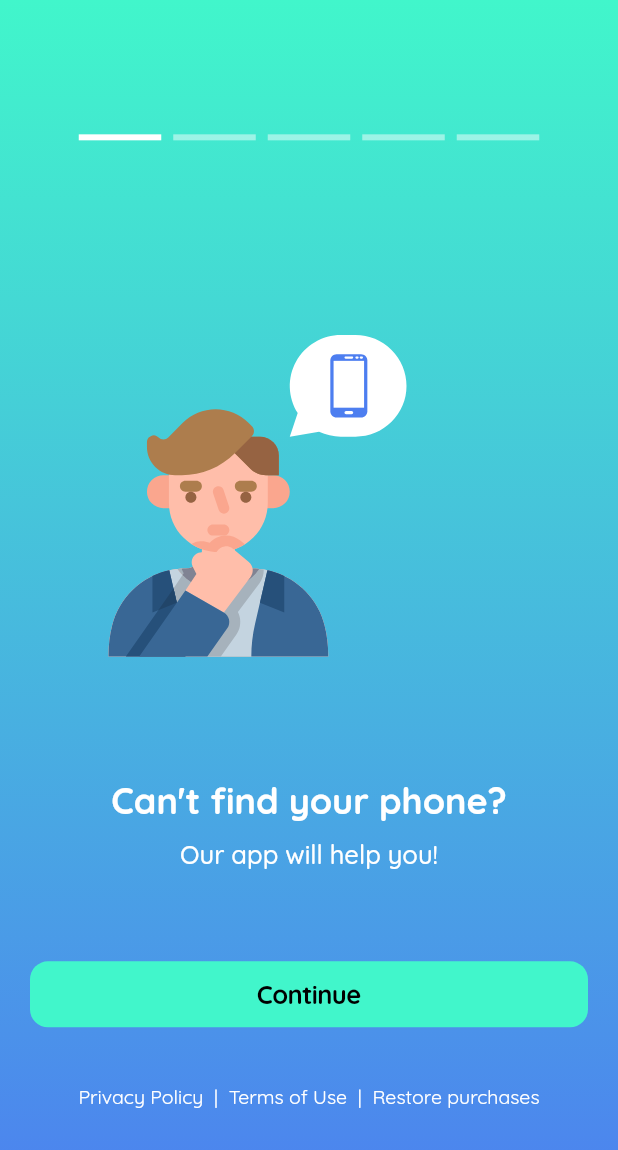
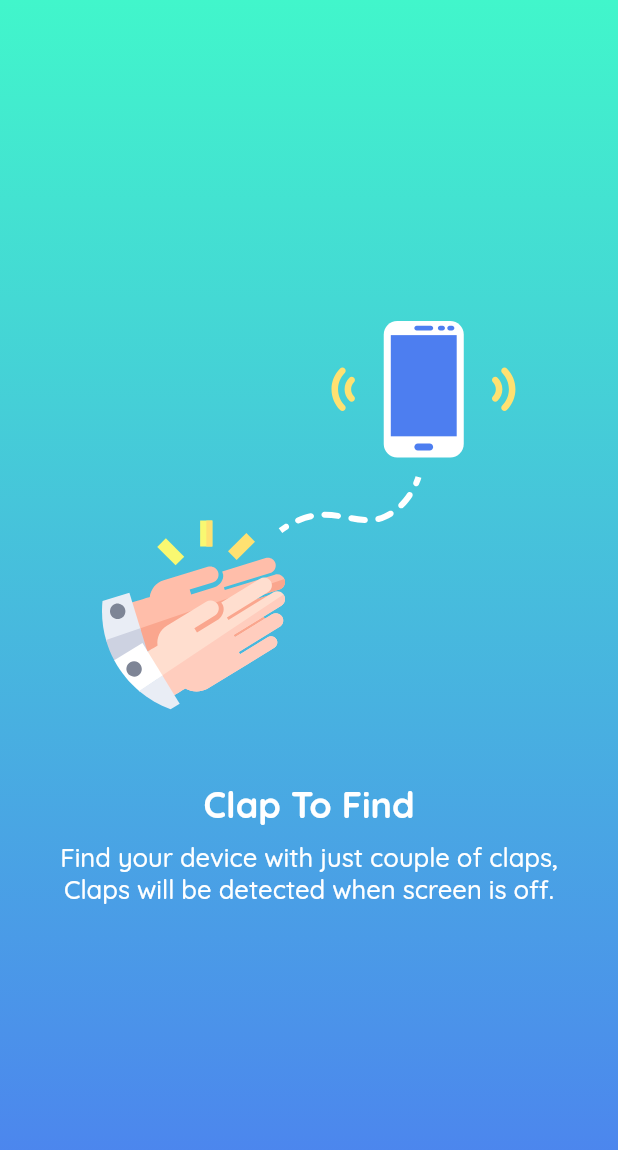
Before and after one commit to TimurKarev/clap_app, a Flutter app: the screen it shows after launch, on a phone screen of 412 x 824 dp. Shown: the top 1150 px of the screen. Run offline on Flutter 3.47's test engine with Material 2 defaults, Android fonts, the phone set to English and light mode, and no system bars; drawn by our look-alikes of smooth_page_indicator; our stand-ins replace flutter_svg, get, get_storage, google_fonts, rating_dialog; missing offline and left inert: flutter_ringtone_player.

Commit message:
settings screen

```diff
--- a/lib/main.dart
+++ b/lib/main.dart
@@ -1,8 +1,11 @@
 import 'package:clap_app/pages/common_widgets/background_widget.dart';
 import 'package:clap_app/pages/splash/spash_screen.dart';
 import 'package:flutter/material.dart';
+import 'package:get/get.dart';
+import 'package:get_storage/get_storage.dart';
 
-void main() {
+void main() async {
+  await GetStorage.init();
   runApp(const MyApp());
 }
 
@@ -11,7 +14,7 @@ class MyApp extends StatelessWidget {
 
   @override
   Widget build(BuildContext context) {
-    return MaterialApp(
+    return GetMaterialApp(
       title: 'Flutter Demo',
       theme: ThemeData(
         primarySwatch: Colors.blue,
--- a/lib/pages/onboarding/widgets/onboard_text_widget.dart
+++ b/lib/pages/common_widgets/text_widget.dart
@@ -1,16 +1,15 @@
 import 'package:flutter/cupertino.dart';
 import 'package:flutter/material.dart';
-import 'package:flutter_svg/flutter_svg.dart';
 import 'package:rating_dialog/rating_dialog.dart';
 
-import '../../styles.dart';
+import '../styles.dart';
 
-class OnBoardTextWidget extends StatelessWidget {
+class TextWidget extends StatelessWidget {
   final String header;
   final String text;
   final bool tapable;
 
-  const OnBoardTextWidget({
+  const TextWidget({
     Key? key,
     required this.header,
     required this.text,
--- a/lib/pages/onboarding/on_board_page.dart
+++ b/lib/pages/onboarding/on_board_page.dart
@@ -1,8 +1,10 @@
+import 'package:clap_app/pages/settings/settings_page.dart';
 import 'package:flutter/material.dart';
+import 'package:get/get.dart';
 import 'package:smooth_page_indicator/smooth_page_indicator.dart';
 import '../styles.dart';
 import 'widgets/on_board_template.dart';
-import 'widgets/onboard_text_widget.dart';
+import '../common_widgets/text_widget.dart';
 
 class OnBoardPage extends StatefulWidget {
   OnBoardPage({Key? key}) : super(key: key);
@@ -38,11 +40,11 @@ class _OnBoardPageState extends State<OnBoardPage> {
   ];
 
   static final List<Widget> _widgets = [
-    OnBoardTextWidget(header: _titles[0], text: _text[0]),
-    OnBoardTextWidget(header: _titles[1], text: _text[1], tapable: true),
-    OnBoardTextWidget(header: _titles[2], text: _text[2]),
-    OnBoardTextWidget(header: _titles[3], text: _text[3]),
-    OnBoardTextWidget(header: _titles[4], text: _text[4]),
+    TextWidget(header: _titles[0], text: _text[0]),
+    TextWidget(header: _titles[1], text: _text[1], tapable: true),
+    TextWidget(header: _titles[2], text: _text[2]),
+    TextWidget(header: _titles[3], text: _text[3]),
+    TextWidget(header: _titles[4], text: _text[4]),
   ];
 
   final Curve curve = Curves.easeInOut;
@@ -110,6 +112,7 @@ class _OnBoardPageState extends State<OnBoardPage> {
                   //         //TODO: Fix landing logic HomeFullPage - is not the best solution
                   //         const HomeFullPage()),
                   //         (Route<dynamic> route) => false);
+                  Get.off(const SettingsPage());
                 },
               ),
             ],
--- /dev/null
+++ b/lib/pages/settings/settings_page.dart
@@ -0,0 +1,43 @@
+import 'package:clap_app/pages/common_widgets/background_widget.dart';
+import 'package:clap_app/pages/common_widgets/text_widget.dart';
+import 'package:flutter/material.dart';
+import 'package:flutter_ringtone_player/flutter_ringtone_player.dart';
+import 'package:flutter_svg/svg.dart';
+
+class SettingsPage extends StatefulWidget {
+  const SettingsPage({Key? key}) : super(key: key);
+
+  @override
+  _SettingsPageState createState() => _SettingsPageState();
+}
+
+class _SettingsPageState extends State<SettingsPage> {
+  @override
+  Widget build(BuildContext context) {
+    FlutterRingtonePlayer.playNotification();
+    return Scaffold(
+      body: Stack(
+        children: [
+          const BackgroundWidget(),
+          Column(
+            mainAxisAlignment: MainAxisAlignment.center,
+            children: [
+              SvgPicture.asset("assets/images/clap_phone.svg"),
+              const Padding(
+                padding: EdgeInsets.symmetric(
+                  horizontal: 30.0,
+                  vertical: 25.0,
+                ),
+                child: TextWidget(
+                  header: 'Clap To Find',
+                  text: 'Find your device with just couple of claps,'
+                      ' Claps will be detected when screen is off.',
+                ),
+              ),
+            ],
+          ),
+        ],
+      ),
+    );
+  }
+}
--- a/lib/pages/splash/spash_screen.dart
+++ b/lib/pages/splash/spash_screen.dart
@@ -1,8 +1,10 @@
 import 'package:clap_app/pages/common_widgets/background_widget.dart';
 import 'package:clap_app/pages/onboarding/on_board_page.dart';
+import 'package:clap_app/pages/settings/settings_page.dart';
 import 'package:flutter_svg/flutter_svg.dart';
 import 'package:flutter/cupertino.dart';
 import 'package:flutter/material.dart';
+import 'package:get/get.dart';
 
 import '../styles.dart';
 
@@ -44,7 +46,8 @@ class SplashScreen extends StatelessWidget {
   void _forwardToBoard(BuildContext context) async {
     await Future.delayed(const Duration(seconds: 3), () {
       // 5 seconds over, navigate to Page2.
-      Navigator.push(context, MaterialPageRoute(builder: (_) => OnBoardPage()));
+      //Navigator.push(context, MaterialPageRoute(builder: (_) => OnBoardPage()));
+      Get.off(() => const SettingsPage());
     });
   }
 }
--- a/pubspec.yaml
+++ b/pubspec.yaml
@@ -32,6 +32,9 @@ dependencies:
   rating_dialog: ^2.0.3
   url_launcher: ^6.0.12
   smooth_page_indicator: ^1.0.0+2
+  flutter_ringtone_player: ^3.1.0
+  get: ^4.3.8
+  get_storage: ^2.0.3
   flutter:
     sdk: flutter
 
```
Also changed, not shown: pubspec.lock.
